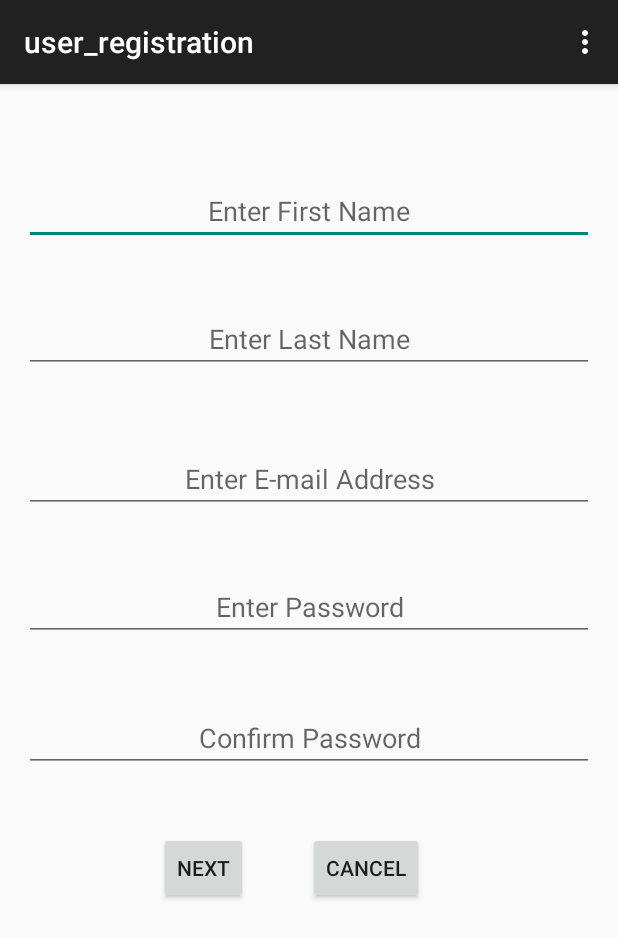
After one commit to ashwintk/DriveToWin, an Android app: the user_registration screen opened directly, with no data from a screen before it, on a phone screen of 412 x 824 dp. The commit adds this screen. Shown: the top 938 px of the screen. Run offline under Robolectric (Android 15) with nearby library versions, the phone set to English and light mode, and no system bars.

Commit message:
Added User Registration Screens

```diff
--- /dev/null
+++ b/DriveToWin/app/src/main/java/com/example/ashwinkumar/drivetowin/user_registration.java
@@ -0,0 +1,39 @@
+package com.example.ashwinkumar.drivetowin;
+
+import android.support.v7.app.ActionBarActivity;
+import android.os.Bundle;
+import android.view.Menu;
+import android.view.MenuItem;
+
+
+public class user_registration extends ActionBarActivity {
+
+    @Override
+    protected void onCreate(Bundle savedInstanceState) {
+        super.onCreate(savedInstanceState);
+        setContentView(R.layout.activity_user_registration);
+    }
+
+
+    @Override
+    public boolean onCreateOptionsMenu(Menu menu) {
+        // Inflate the menu; this adds items to the action bar if it is present.
+        getMenuInflater().inflate(R.menu.menu_user_registration, menu);
+        return true;
+    }
+
+    @Override
+    public boolean onOptionsItemSelected(MenuItem item) {
+        // Handle action bar item clicks here. The action bar will
+        // automatically handle clicks on the Home/Up button, so long
+        // as you specify a parent activity in AndroidManifest.xml.
+        int id = item.getItemId();
+
+        //noinspection SimplifiableIfStatement
+        if (id == R.id.action_settings) {
+            return true;
+        }
+
+        return super.onOptionsItemSelected(item);
+    }
+}
--- a/DriveToWin/app/src/main/java/com/example/ashwinkumar/drivetowin/Login.java
+++ b/DriveToWin/app/src/main/java/com/example/ashwinkumar/drivetowin/user_registration_2.java
@@ -6,19 +6,19 @@ import android.view.Menu;
 import android.view.MenuItem;
 
 
-public class Login extends ActionBarActivity {
+public class user_registration_2 extends ActionBarActivity {
 
     @Override
     protected void onCreate(Bundle savedInstanceState) {
         super.onCreate(savedInstanceState);
-        setContentView(R.layout.activity_login);
+        setContentView(R.layout.activity_user_registration_2);
     }
 
 
     @Override
     public boolean onCreateOptionsMenu(Menu menu) {
         // Inflate the menu; this adds items to the action bar if it is present.
-        getMenuInflater().inflate(R.menu.menu_login, menu);
+        getMenuInflater().inflate(R.menu.menu_user_registration_2, menu);
         return true;
     }
 
--- /dev/null
+++ b/DriveToWin/app/src/main/res/layout/activity_user_registration.xml
@@ -0,0 +1,108 @@
+<RelativeLayout xmlns:android="http://schemas.android.com/apk/res/android"
+    xmlns:tools="http://schemas.android.com/tools" android:layout_width="match_parent"
+    android:layout_height="match_parent" android:paddingLeft="@dimen/activity_horizontal_margin"
+    android:paddingRight="@dimen/activity_horizontal_margin"
+    android:paddingTop="@dimen/activity_vertical_margin"
+    android:paddingBottom="@dimen/activity_vertical_margin"
+    tools:context="com.example.ashwinkumar.drivetowin.user_registration">
+
+    <EditText
+        android:layout_width="wrap_content"
+        android:layout_height="wrap_content"
+        android:inputType="textPersonName"
+        android:hint="@string/first_name_hint"
+        android:gravity="center"
+        android:ems="10"
+        android:id="@+id/first_name_txt"
+        android:layout_marginTop="46dp"
+        android:layout_alignParentTop="true"
+        android:layout_alignParentLeft="true"
+        android:layout_alignParentStart="true"
+        android:layout_alignParentRight="true"
+        android:layout_alignParentEnd="true" />
+
+    <EditText
+        android:layout_width="wrap_content"
+        android:layout_height="wrap_content"
+        android:inputType="textPersonName"
+        android:hint="@string/last_name_hint"
+        android:gravity="center"
+        android:ems="10"
+        android:id="@+id/last_name_txt"
+        android:layout_below="@+id/first_name_txt"
+        android:layout_alignParentLeft="true"
+        android:layout_alignParentStart="true"
+        android:layout_marginTop="40dp"
+        android:layout_alignRight="@+id/first_name_txt"
+        android:layout_alignEnd="@+id/first_name_txt" />
+
+    <EditText
+        android:layout_width="wrap_content"
+        android:layout_height="wrap_content"
+        android:inputType="textEmailAddress"
+        android:ems="10"
+        android:hint="@string/login_email_hint"
+        android:gravity="center"
+        android:id="@+id/email_txt"
+        android:layout_marginTop="48dp"
+        android:layout_below="@+id/last_name_txt"
+        android:layout_alignParentLeft="true"
+        android:layout_alignParentStart="true"
+        android:layout_alignRight="@+id/last_name_txt"
+        android:layout_alignEnd="@+id/last_name_txt" />
+
+    <EditText
+        android:layout_width="wrap_content"
+        android:layout_height="wrap_content"
+        android:inputType="textPassword"
+        android:ems="10"
+        android:id="@+id/pwd_text"
+        android:hint="@string/login_pwd_hint"
+        android:gravity="center"
+        android:layout_below="@+id/email_txt"
+        android:layout_marginTop="40dp"
+        android:layout_alignRight="@+id/email_txt"
+        android:layout_alignEnd="@+id/email_txt"
+        android:layout_alignParentLeft="true"
+        android:layout_alignParentStart="true" />
+
+    <EditText
+        android:layout_width="wrap_content"
+        android:layout_height="wrap_content"
+        android:inputType="textPassword"
+        android:ems="10"
+        android:id="@+id/conf_pwd_text"
+        android:hint="@string/confirm_pwd_hint"
+        android:gravity="center"
+        android:layout_marginTop="42dp"
+        android:layout_below="@+id/pwd_text"
+        android:layout_alignParentLeft="true"
+        android:layout_alignParentStart="true"
+        android:layout_alignRight="@+id/pwd_text"
+        android:layout_alignEnd="@+id/pwd_text" />
+
+    <Button
+        style="?android:attr/buttonStyleSmall"
+        android:layout_width="wrap_content"
+        android:layout_height="wrap_content"
+        android:text="@string/next_btn_text"
+        android:id="@+id/next_btn"
+        android:layout_marginLeft="90dp"
+        android:layout_marginStart="40dp"
+        android:layout_marginTop="40dp"
+        android:layout_below="@+id/conf_pwd_text"
+        android:layout_alignParentLeft="true"
+        android:layout_alignParentStart="true" />
+
+    <Button
+        style="?android:attr/buttonStyleSmall"
+        android:layout_width="wrap_content"
+        android:layout_height="wrap_content"
+        android:text="@string/cancel_btn_text"
+        android:id="@+id/cancel_btn"
+        android:layout_alignTop="@+id/next_btn"
+        android:layout_toRightOf="@+id/next_btn"
+        android:layout_toEndOf="@+id/next_btn"
+        android:layout_marginLeft="40dp"
+        android:layout_marginStart="40dp" />
+</RelativeLayout>
--- a/DriveToWin/app/src/main/res/layout/activity_login.xml
+++ b/DriveToWin/app/src/main/res/layout/initial_screen.xml
@@ -53,7 +53,8 @@
         android:layout_alignRight="@+id/button2"
         android:layout_alignEnd="@+id/button2"
         android:layout_alignLeft="@+id/button2"
-        android:layout_alignStart="@+id/button2" />
+        android:layout_alignStart="@+id/button2"
+        android:onClick="userLogin"/>
 
     <Button
         android:layout_width="wrap_content"
--- /dev/null
+++ b/DriveToWin/app/src/main/res/menu/menu_user_registration.xml
@@ -0,0 +1,7 @@
+<menu xmlns:android="http://schemas.android.com/apk/res/android"
+    xmlns:app="http://schemas.android.com/apk/res-auto"
+    xmlns:tools="http://schemas.android.com/tools"
+    tools:context="com.example.ashwinkumar.drivetowin.user_registration">
+    <item android:id="@+id/action_settings" android:title="@string/action_settings"
+        android:orderInCategory="100" app:showAsAction="never" />
+</menu>
--- a/DriveToWin/app/src/main/res/values/strings.xml
+++ b/DriveToWin/app/src/main/res/values/strings.xml
@@ -1,11 +1,29 @@
 <?xml version="1.0" encoding="utf-8"?>
 <resources>
 
+    <string name="action_settings">Settings</string>
     <string name="app_name">DriveToWin</string>
+    <string name="title_activity_user_registration">user_registration</string>
+    <string name="title_activity_aaa_user_login">aaa_user_login</string>
+    <string name="title_activity_user_registration_2">user_registration_2</string>
+
     <string name="app_name_formatted">Drive To Win !!!</string>
     <string name="powered_by">Powered by</string>
     <string name="aaa_logo_description">AAA Logo</string>
-    <string name="action_settings">Settings</string>
     <string name="aaa_user_login_btn">AAA User Login</string>
     <string name="login_as_guest_btn">Get AAA Membership</string>
+    <string name="login_btn_lbl">Login</string>
+    <string name="login_email_hint">Enter E-mail Address</string>
+    <string name="login_pwd_hint">Enter Password</string>
+    <string name="first_name_hint">Enter First Name</string>
+    <string name="last_name_hint">Enter Last Name</string>
+    <string name="confirm_pwd_hint">Confirm Password</string>
+    <string name="next_btn_text">Next</string>
+    <string name="cancel_btn_text">Cancel</string>
+    <string name="phone_number_text">Enter Phone Number</string>
+    <string name="car_make_text">Enter Car Make</string>
+    <string name="car_model_text">Enter Car Model</string>
+    <string name="car_year_text">Enter Car Year</string>
+    <string name="car_vin_text">Enter VIN #</string>
+    <string name="finish_button_text">Register</string>
 </resources>
```
Also changed, not shown: DriveToWin/app/src/main/AndroidManifest.xml (+13 -1 lines), DriveToWin/app/src/main/java/com/example/ashwinkumar/drivetowin/aaa_user_login.java (added, +39 -0 lines), DriveToWin/app/src/main/java/com/example/ashwinkumar/drivetowin/initial_screen.java (added, +45 -0 lines), DriveToWin/app/src/main/res/layout/activity_aaa_user_login.xml (added, +50 -0 lines), DriveToWin/app/src/main/res/layout/activity_user_registration_2.xml (added, +95 -0 lines), DriveToWin/app/src/main/res/menu/menu_aaa_user_login.xml (added, +7 -0 lines), DriveToWin/app/src/main/res/menu/menu_user_registration_2.xml (added, +7 -0 lines).
